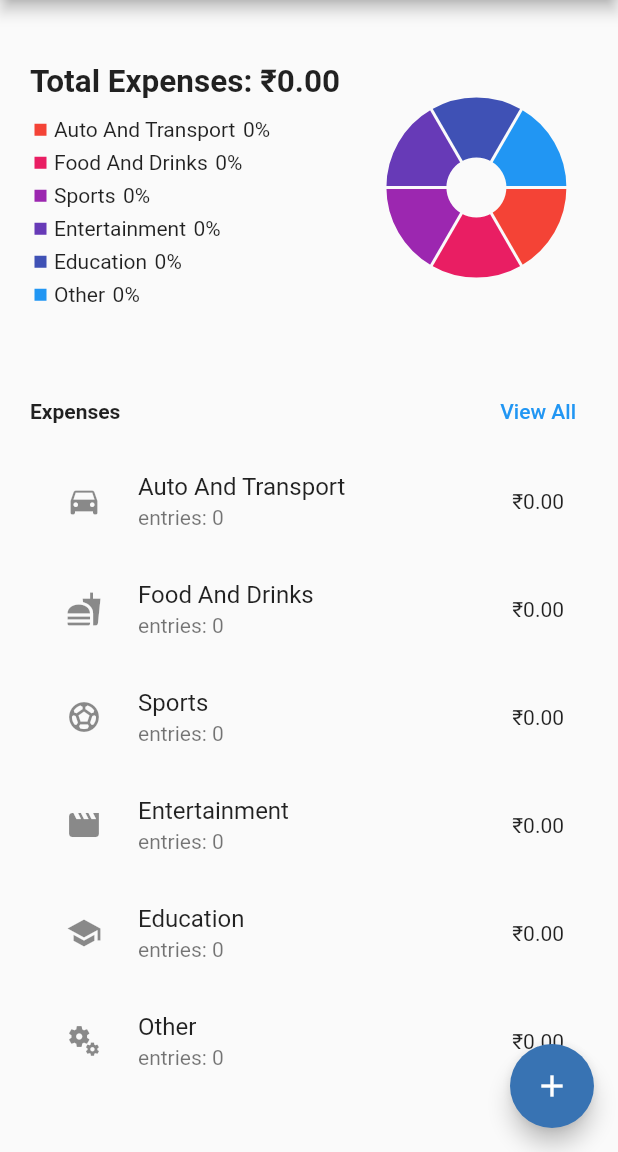
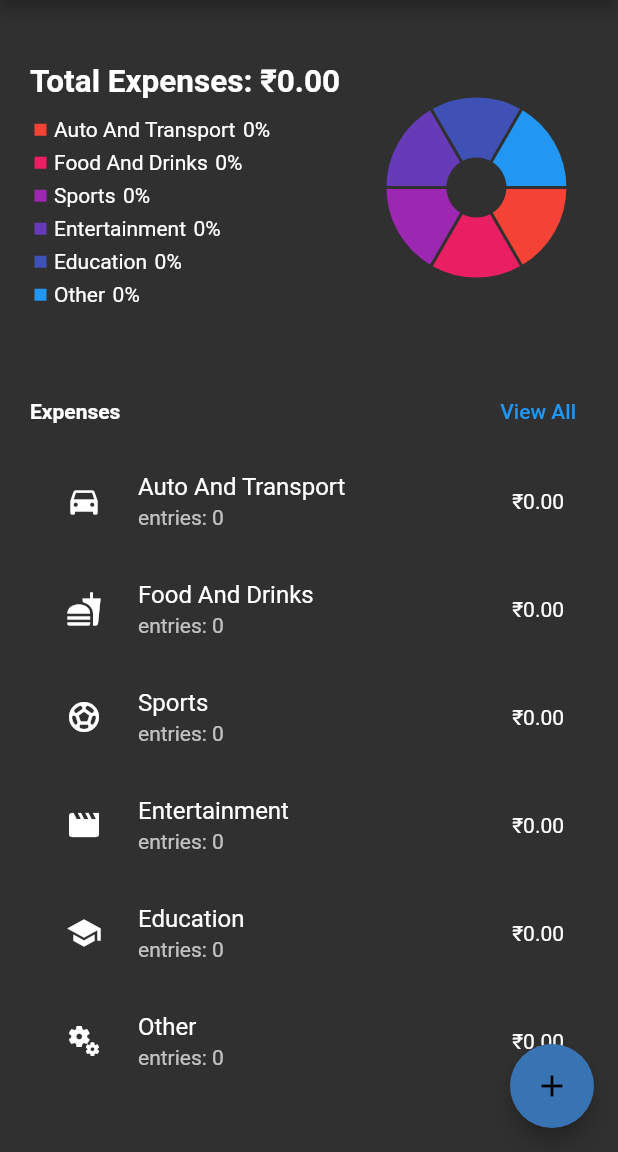
Before and after one commit to raunak51299/Expense-Tracker-App, a Flutter app: the screen it shows after launch, on a phone screen of 412 x 824 dp, the part 84-1236 px from its top. Run offline on Flutter 3.47's test engine with Material 2 defaults, Android fonts, the phone set to English and light mode, and no system bars; drawn by our look-alikes of fl_chart; our stand-ins replace sqflite; accounts and stored records are empty.

Commit message:
added dark light theme

```diff
--- a/lib/main.dart
+++ b/lib/main.dart
@@ -6,11 +6,28 @@ import './screens/category_screen.dart';
 import './screens/expense_screen.dart';
 import './screens/all_expenses.dart';
 
+
+// Light Theme
+final ThemeData lightTheme = ThemeData(
+  brightness: Brightness.light,
+  primarySwatch: Colors.blue,
+  // add other properties as desired
+);
+
+// Dark Theme
+final ThemeData darkTheme = ThemeData(
+  brightness: Brightness.dark,
+  primarySwatch: Colors.blue,
+  // add other properties as desired
+);
+
 void main() {
-  runApp(ChangeNotifierProvider(
-    create: (_) => DatabaseProvider(),
-    child: const MyApp(),
-  ));
+  runApp(
+   ChangeNotifierProvider(
+      create: (_) => DatabaseProvider(),
+      child: const MyApp(),
+      ),
+    );
 }
 
 class MyApp extends StatelessWidget {
@@ -19,6 +36,7 @@ class MyApp extends StatelessWidget {
   @override
   Widget build(BuildContext context) {
     return MaterialApp(
+      theme: darkTheme,
       debugShowCheckedModeBanner: false,
       initialRoute: CategoryScreen.name,
       routes: {
```
